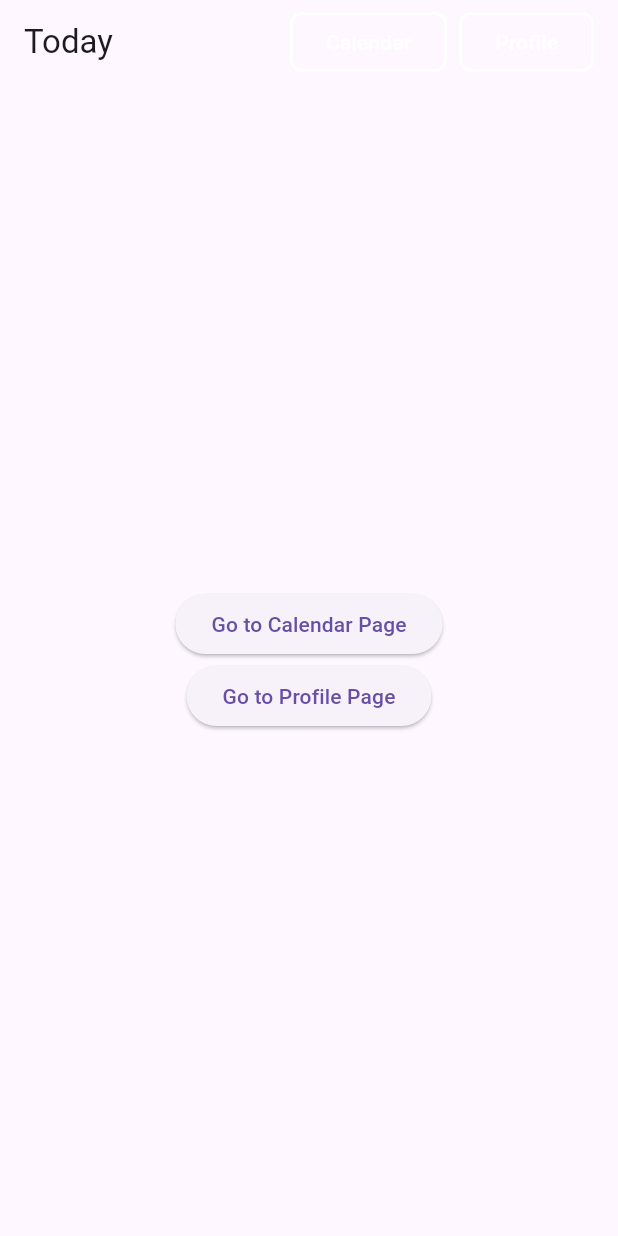
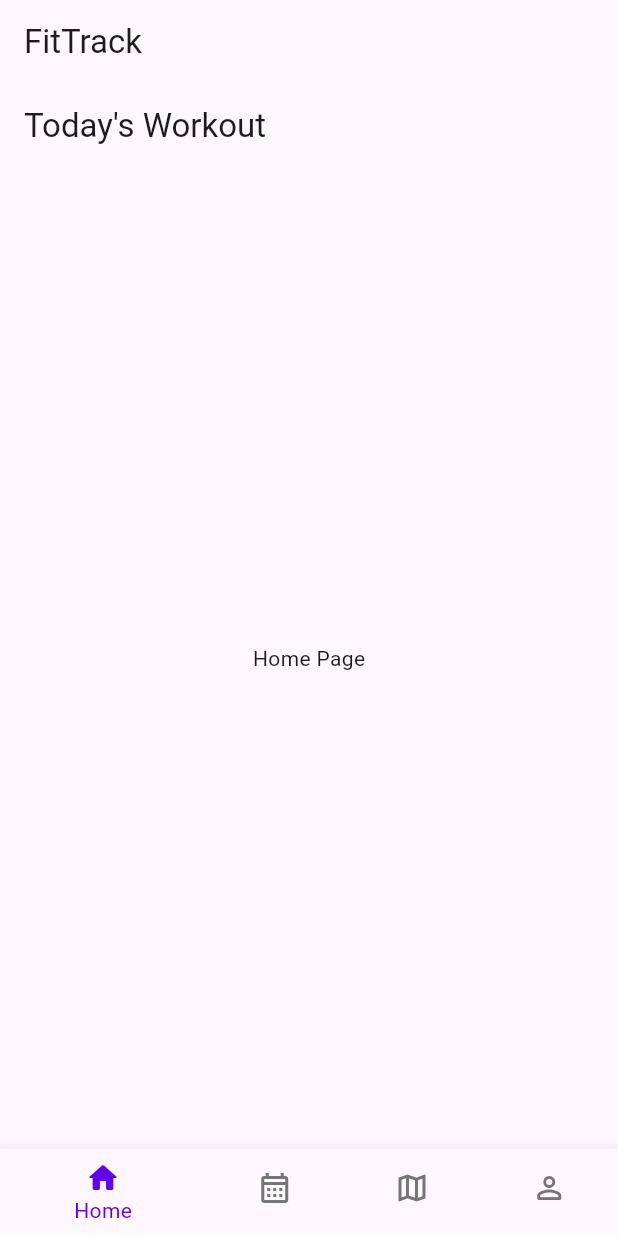
Before and after one commit to Alanvnorcott/GymTrack, a Flutter app: the screen it shows after launch, on a phone screen of 412 x 824 dp. Run offline on Flutter 3.47's test engine with Material 3 defaults, Android fonts, the phone set to English and light mode, and no system bars.

Commit message:
getting started

```diff
--- /dev/null
+++ b/lib/gym_page.dart
@@ -0,0 +1,16 @@
+//gym_page.dart
+import 'package:flutter/material.dart';
+
+class GymPage extends StatelessWidget {
+  @override
+  Widget build(BuildContext context) {
+    return Scaffold(
+      appBar: AppBar(
+        title: const Text('gyms'),
+      ),
+      body: Center(
+        child: Text('Gym Page'),
+      ),
+    );
+  }
+}
--- a/lib/main.dart
+++ b/lib/main.dart
@@ -1,7 +1,8 @@
-//main.dart
 import 'package:flutter/material.dart';
 import 'calendar_page.dart';
 import 'profile_page.dart';
+import 'home_page.dart';
+import 'gym_page.dart';
 
 void main() {
   runApp(const WorkoutTrackerApp());
@@ -14,133 +15,67 @@ class WorkoutTrackerApp extends StatelessWidget {
   Widget build(BuildContext context) {
     return MaterialApp(
       title: 'Workout Tracker',
-      theme: ThemeData(
-        primarySwatch: Colors.blue,
-      ),
-      initialRoute: '/',
-      routes: {
-        '/': (context) => const HomePage(),
-        '/calendar': (context) => const CalendarPage(),
-        '/profile': (context) => const ProfilePage(),
-      },
+      home: SimpleBottomNavigation(),
     );
   }
 }
 
-class HomePage extends StatelessWidget {
-  const HomePage({Key? key}) : super(key: key);
+class SimpleBottomNavigation extends StatefulWidget {
+  const SimpleBottomNavigation({Key? key}) : super(key: key);
+
+  @override
+  State<SimpleBottomNavigation> createState() => _SimpleBottomNavigationState();
+}
+
+class _SimpleBottomNavigationState extends State<SimpleBottomNavigation> {
+  int _selectedIndex = 0;
+
+  final List<Widget> _pages = [
+    HomePage(), // Replace with your Home page
+    CalendarPage(), // Assuming you have a CalendarPage class
+    GymPage(), // Replace with your Gyms page
+    ProfilePage(), // Assuming you have a ProfilePage class
+  ];
 
   @override
   Widget build(BuildContext context) {
     return Scaffold(
-      appBar: AppBar(
-        title: const Text('Today'),
-        actions: [
-          Padding(
-            padding: const EdgeInsets.only(right: 16.0),
-            child: Row(
-              children: [
-                ElevatedButton(
-                  onPressed: () {
-                    Navigator.pushNamed(context, '/calendar');
-                  },
-                  style: ElevatedButton.styleFrom(
-                    primary: Colors.transparent,
-                    elevation: 0,
-                    shape: RoundedRectangleBorder(
-                      borderRadius: BorderRadius.circular(8),
-                      side: BorderSide(color: Colors.white, width: 2),
-                    ),
-                  ),
-                  child: const Text(
-                    'Calendar',
-                    style: TextStyle(color: Colors.white),
-                  ),
-                ),
-                const SizedBox(width: 8),
-                ElevatedButton(
-                  onPressed: () {
-                    Navigator.pushNamed(context, '/profile');
-                  },
-                  style: ElevatedButton.styleFrom(
-                    primary: Colors.transparent,
-                    elevation: 0,
-                    shape: RoundedRectangleBorder(
-                      borderRadius: BorderRadius.circular(8),
-                      side: BorderSide(color: Colors.white, width: 2),
-                    ),
-                  ),
-                  child: const Text(
-                    'Profile',
-                    style: TextStyle(color: Colors.white),
-                  ),
-                ),
-              ],
-            ),
-          ),
-        ],
-      ),
-      body: Center(
-        child: Column(
-          mainAxisAlignment: MainAxisAlignment.center,
-          children: <Widget>[
-            ElevatedButton(
-              onPressed: () {
-                Navigator.pushNamed(context, '/calendar');
-              },
-              child: const Text('Go to Calendar Page'),
-            ),
-            ElevatedButton(
-              onPressed: () {
-                Navigator.pushNamed(context, '/profile');
-              },
-              child: const Text('Go to Profile Page'),
-            ),
-          ],
-        ),
+      appBar: AppBar(title: const Text('FitTrack')),
+      body: _pages[_selectedIndex],
+      bottomNavigationBar: BottomNavigationBar(
+        currentIndex: _selectedIndex,
+        selectedItemColor: const Color(0xff6200ee),
+        unselectedItemColor: const Color(0xff757575),
+        onTap: (index) {
+          setState(() {
+            _selectedIndex = index;
+          });
+        },
+        items: _navBarItems,
       ),
     );
   }
 }
 
-class CalendarPage extends StatelessWidget {
-  const CalendarPage({Key? key}) : super(key: key);
-
-  @override
-  Widget build(BuildContext context) {
-    return Scaffold(
-      appBar: AppBar(
-        title: const Text('Calendar Page'),
-      ),
-      body: Center(
-        child: ElevatedButton(
-          onPressed: () {
-            Navigator.pop(context); // Go back to the previous page
-          },
-          child: const Text('Go Back'),
-        ),
-      ),
-    );
-  }
-}
-
-class ProfilePage extends StatelessWidget {
-  const ProfilePage({Key? key}) : super(key: key);
-
-  @override
-  Widget build(BuildContext context) {
-    return Scaffold(
-      appBar: AppBar(
-        title: const Text('Profile Page'),
-      ),
-      body: Center(
-        child: ElevatedButton(
-          onPressed: () {
-            Navigator.pop(context); // Go back to the previous page
-          },
-          child: const Text('Go Back'),
-        ),
-      ),
-    );
-  }
-}
+const _navBarItems = [
+  BottomNavigationBarItem(
+    icon: Icon(Icons.home_outlined),
+    activeIcon: Icon(Icons.home_rounded),
+    label: 'Home',
+  ),
+  BottomNavigationBarItem(
+    icon: Icon(Icons.calendar_month_outlined),
+    activeIcon: Icon(Icons.calendar_month_outlined),
+    label: 'Calendar',
+  ),
+  BottomNavigationBarItem(
+    icon: Icon(Icons.map_outlined),
+    activeIcon: Icon(Icons.map_outlined),
+    label: 'Gyms',
+  ),
+  BottomNavigationBarItem(
+    icon: Icon(Icons.person_outline_rounded),
+    activeIcon: Icon(Icons.person_rounded),
+    label: 'Profile',
+  ),
+];
```
